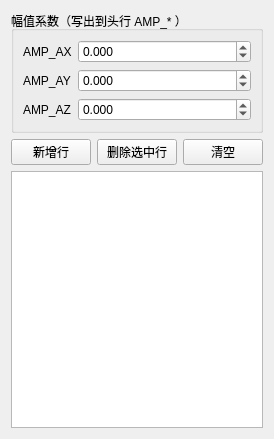
This is plugins/Base_PhysicalField/SeismicAndAddedMassPage.ui in asd977/base_cae as Qt 5 draws it before an edit. The edited form follows.
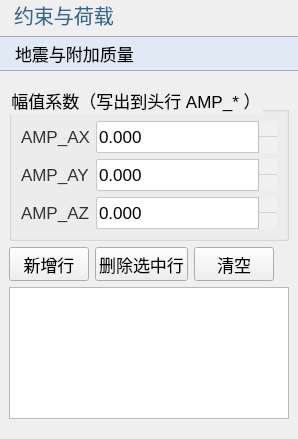
This is the edited form. Icons and pictures are not drawn.

Commit message: style: switch custom control arrows from png to svg

Diff of the .ui file:
```diff
--- a/plugins/Base_PhysicalField/SeismicAndAddedMassPage.ui
+++ b/plugins/Base_PhysicalField/SeismicAndAddedMassPage.ui
@@ -11,9 +11,145 @@
    </rect>
   </property>
   <property name="windowTitle">
-   <string>SeismicAndAddedMassPage</string>
+   <string>地震与附加质量</string>
+  </property>
+  <property name="styleSheet">
+   <string notr="true">QWidget{
+font-family: &quot;Microsoft YaHei&quot;, &quot;微软雅黑&quot;;
+}
+QPushButton {
+    font-size: 17px;
+    min-height: 32px;
+}
+QPushButton#pushButton {
+    background-color: rgb(224, 233, 244);
+    border-width: 1px;
+    border-color: rgb(121, 121, 121);
+    border-style: solid;
+    min-height: 33px;
+    border-top: 1px solid rgb(169, 169, 169);
+    border-bottom: 1px solid rgb(169, 169, 169);
+    border-left: none;
+    border-right: none;
+    text-align: left;
+    padding-left: 15px;
+    font-size: 17px;
+}
+QLabel {
+    font-size: 17px;
+    color: rgb(51, 51, 51);
+}
+QLabel#pageNameLabel {
+    font-size: 20px;
+    padding-left: 9px;
+    color: rgb(53, 103, 147);
+}
+QLineEdit, QTextEdit, QPlainTextEdit, QSpinBox, QDoubleSpinBox, QDateTimeEdit {
+    border: 1px solid rgb(200, 200, 200);
+    border-radius: 2px;
+    font-size: 17px;
+    min-height: 30px;
+}
+QLineEdit:focus, QTextEdit:focus, QPlainTextEdit:focus,
+QSpinBox:focus, QDoubleSpinBox:focus, QDateTimeEdit:focus {
+    border-color: rgb(100, 100, 255);
+    outline: none;
+}
+QComboBox {
+    font-size: 17px;
+    color: rgb(51, 51, 51);
+    padding-left: 6px;
+    background: rgb(240, 240, 240);
+    border: 1px solid rgb(169, 169, 169);
+    border-radius: 3px;
+    min-height: 30px;
+}
+QComboBox::drop-down {
+    subcontrol-origin: padding;
+    subcontrol-position: top right;
+    width: 20px;
+    background: rgb(240, 240, 240);
+    border-left: 1px solid rgb(190, 190, 190);
+}
+QComboBox::down-arrow {
+    image: url(:/resources/arrow_down_drawn.svg);
+    width: 12px;
+    height: 12px;
+}
+QSpinBox::up-button, QDoubleSpinBox::up-button {
+    subcontrol-origin: border;
+    subcontrol-position: top right;
+    width: 18px;
+    border-left: 1px solid rgb(190, 190, 190);
+    border-bottom: 1px solid rgb(210, 210, 210);
+    background: rgb(240, 240, 240);
+}
+QSpinBox::down-button, QDoubleSpinBox::down-button {
+    subcontrol-origin: border;
+    subcontrol-position: bottom right;
+    width: 18px;
+    border-left: 1px solid rgb(190, 190, 190);
+    background: rgb(240, 240, 240);
+}
+QSpinBox::up-arrow, QDoubleSpinBox::up-arrow {
+    image: url(:/resources/arrow_up_drawn.svg);
+    width: 10px;
+    height: 10px;
+}
+QSpinBox::down-arrow, QDoubleSpinBox::down-arrow {
+    image: url(:/resources/arrow_down_drawn.svg);
+    width: 10px;
+    height: 10px;
+}
+QRadioButton, QCheckBox, QGroupBox {
+    font-size: 17px;
+}
+QTableWidget, QTreeWidget, QListWidget {
+    font-size: 16px;
+    gridline-color: rgb(210, 210, 210);
+}
+
+</string>
   </property>
   <layout class="QVBoxLayout" name="verticalLayout">
+   <property name="leftMargin">
+    <number>0</number>
+   </property>
+   <property name="topMargin">
+    <number>0</number>
+   </property>
+   <property name="rightMargin">
+    <number>0</number>
+   </property>
+   <item>
+    <widget class="QLabel" name="pageNameLabel">
+     <property name="sizePolicy">
+      <sizepolicy hsizetype="Preferred" vsizetype="Fixed">
+       <horstretch>0</horstretch>
+       <verstretch>0</verstretch>
+      </sizepolicy>
+     </property>
+     <property name="text">
+      <string>约束与荷载</string>
+     </property>
+    </widget>
+   </item>
+   <item>
+    <widget class="QPushButton" name="pushButton">
+     <property name="sizePolicy">
+      <sizepolicy hsizetype="Ignored" vsizetype="Fixed">
+       <horstretch>0</horstretch>
+       <verstretch>0</verstretch>
+      </sizepolicy>
+     </property>
+     <property name="text">
+      <string>地震与附加质量</string>
+     </property>
+    </widget>
+   </item>
+   <item>
+    <widget class="QWidget" name="contentWidget" native="true">
+     <layout class="QVBoxLayout" name="contentLayout">
    <item>
     <widget class="QGroupBox" name="groupBoxAmp">
      <property name="title">
@@ -129,6 +265,22 @@
    </item>
    <item>
     <widget class="QTableWidget" name="tableSeismic"/>
+   </item>     </layout>
+    </widget>
+   </item>
+
+   <item>
+    <spacer name="verticalSpacer">
+     <property name="orientation">
+      <enum>Qt::Orientation::Vertical</enum>
+     </property>
+     <property name="sizeHint" stdset="0">
+      <size>
+       <width>20</width>
+       <height>40</height>
+      </size>
+     </property>
+    </spacer>
    </item>
   </layout>
  </widget>
```
The commit also changes 45 other files.
